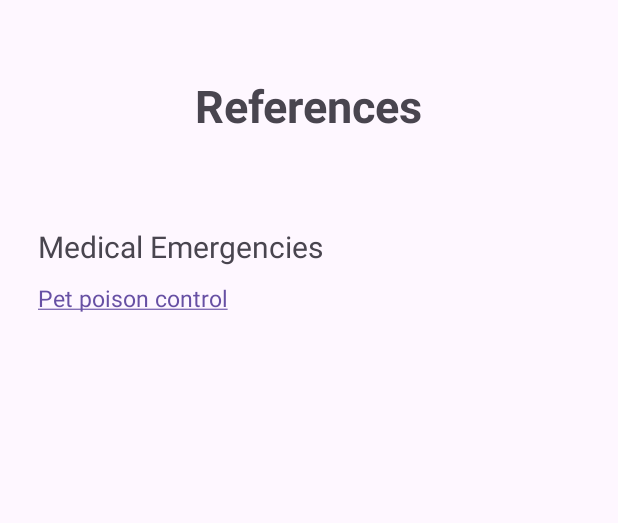
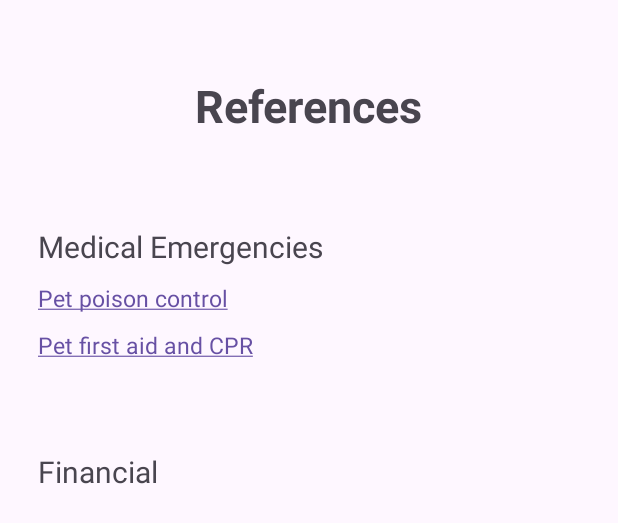
Before and after one commit to cehune/hackwestern10, an Android app: the layout references.xml on its own in the app's theme, with its tools: preview values and no code run, on a phone screen of 412 x 824 dp. Shown: the top 523 px of the screen. Run offline under Robolectric (Android 15) with nearby library versions, the phone set to English and light mode, and no system bars.

Commit message:
references first link

```diff
--- a/app/src/main/res/layout/references.xml
+++ b/app/src/main/res/layout/references.xml
@@ -1,6 +1,5 @@
 <?xml version="1.0" encoding="utf-8"?>
 <RelativeLayout xmlns:android="http://schemas.android.com/apk/res/android"
-    xmlns:app="http://schemas.android.com/apk/res-auto"
     xmlns:tools="http://schemas.android.com/tools"
     android:layout_width="match_parent"
     android:layout_height="match_parent"
@@ -29,6 +28,16 @@
         android:layout_centerHorizontal="false" />
 
     <TextView
+        android:id="@+id/ReferencesFinancialBanner"
+        android:layout_width="wrap_content"
+        android:layout_height="wrap_content"
+        android:text="Financial"
+        android:layout_below="@+id/PetFirstAid"
+        android:textSize="20sp"
+        android:layout_marginTop="60dp"
+        android:layout_centerHorizontal="false" />
+
+    <TextView
         android:id="@+id/PetPoisonControl"
         android:layout_width="wrap_content"
         android:layout_height="wrap_content"
@@ -38,6 +47,16 @@
         android:layout_marginTop="10dp"
         android:layout_centerHorizontal="false" />
 
+    <TextView
+        android:id="@+id/PetFirstAid"
+        android:layout_width="wrap_content"
+        android:layout_height="wrap_content"
+        android:text="@string/petfirstaid"
+        android:layout_below="@+id/PetPoisonControl"
+        android:textSize="15sp"
+        android:layout_marginTop="10dp"
+        android:layout_centerHorizontal="false" />
+
 
 
 </RelativeLayout>
--- a/app/src/main/res/values/strings.xml
+++ b/app/src/main/res/values/strings.xml
@@ -1,4 +1,6 @@
 <resources>
     <string name="app_name">hackwestern10</string>
     <string name="petpoisoncontrol"><a href="https://www.preventivevet.com/pet-poison-control">Pet poison control</a></string>
+    <string name="petfirstaid"><a href="https://www.preventivevet.com/pet-first-aid-and-cpr">Pet first aid and CPR</a></string>
+
 </resources>
```
